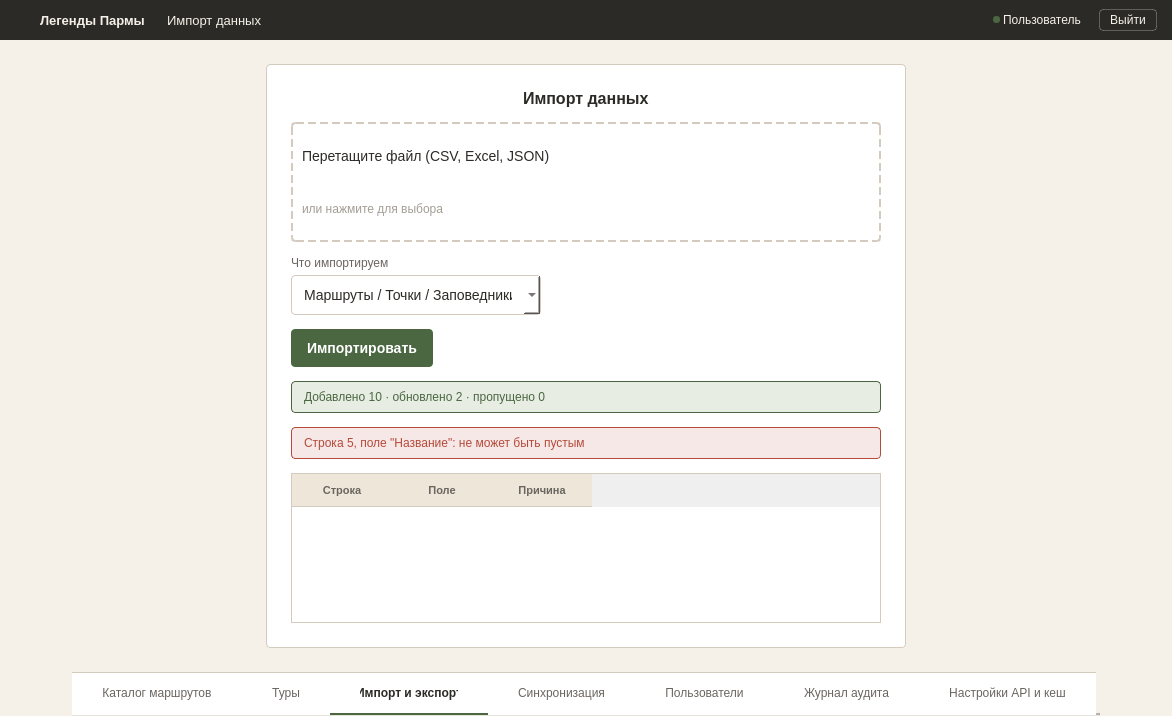
nikolas-po/legends_parma, file ui/windows/import_data_window.ui: the form before one commit.
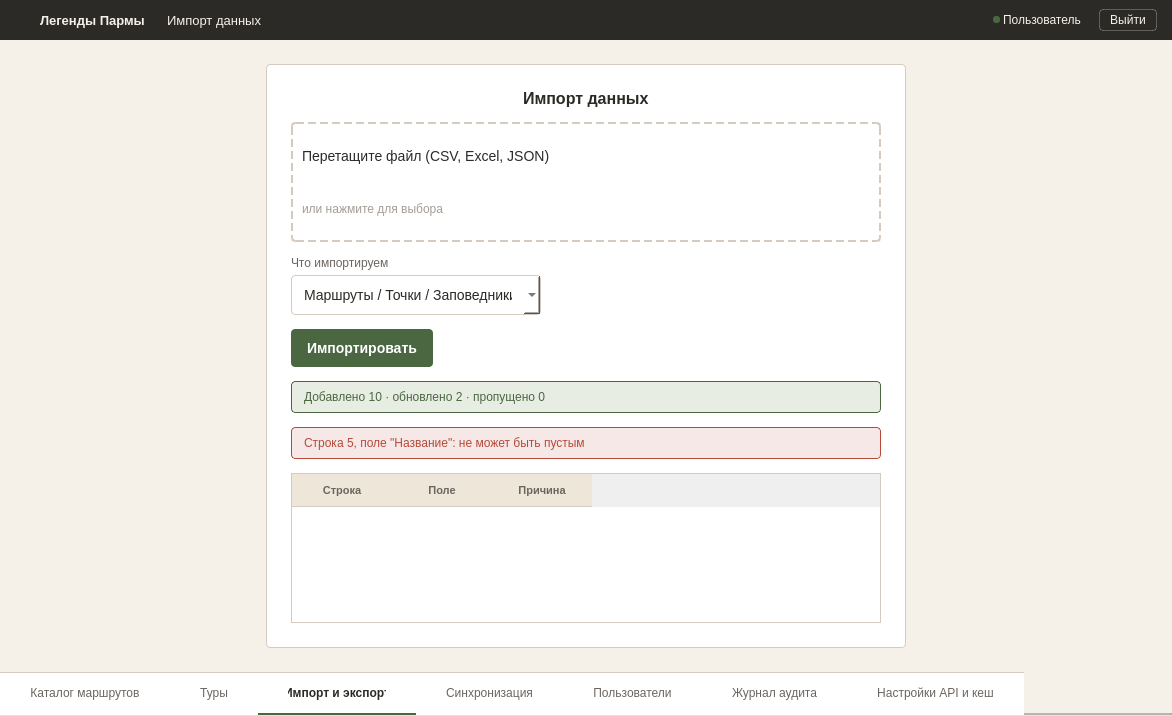
The form after the commit. Icons and pictures are not drawn.

The edit to the form file:
```diff
--- a/ui/windows/import_data_window.ui
+++ b/ui/windows/import_data_window.ui
@@ -264,9 +264,9 @@
       <property name="sizeHint" stdset="0"><size><width>20</width><height>40</height></size></property>
      </spacer>
     </item>
-    <item alignment="Qt::AlignHCenter">
+    <item>
      <widget class="QTabWidget" name="tabWidget">
-      <property name="sizePolicy"><sizepolicy hsizetype="Maximum" vsizetype="Fixed"><horstretch>0</horstretch><verstretch>0</verstretch></sizepolicy></property>
+      <property name="sizePolicy"><sizepolicy hsizetype="Expanding" vsizetype="Fixed"><horstretch>1</horstretch><verstretch>0</verstretch></sizepolicy></property>
       <property name="minimumSize"><size><width>0</width><height>44</height></size></property>
       <property name="maximumSize"><size><width>16777215</width><height>44</height></size></property>
       <property name="tabPosition"><enum>QTabWidget::TabPosition::North</enum></property>
```
Left out of the diff: 6 changed lines with no effect on the pictures.
